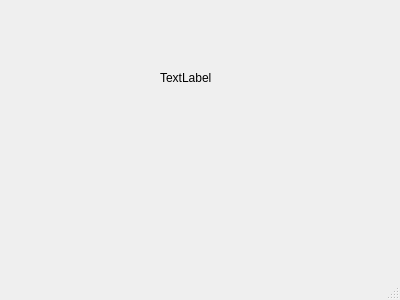
Old version of the form 3505_Final_Project/mainwindow.ui in the repository SkylerHektner/GoblinGurus.
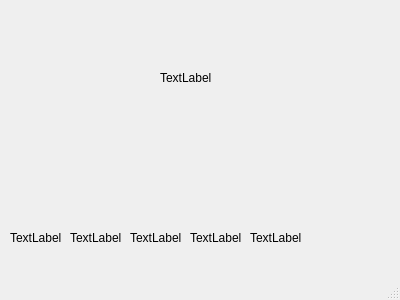
New version of the form.

Commit message:
Got a goblin rendering on scene
Also added some infastructure

```diff
--- a/3505_Final_Project/mainwindow.ui
+++ b/3505_Final_Project/mainwindow.ui
@@ -40,6 +40,71 @@
      <string>TextLabel</string>
     </property>
    </widget>
+   <widget class="QLabel" name="GoblinLabel1">
+    <property name="geometry">
+     <rect>
+      <x>10</x>
+      <y>230</y>
+      <width>55</width>
+      <height>16</height>
+     </rect>
+    </property>
+    <property name="text">
+     <string>TextLabel</string>
+    </property>
+   </widget>
+   <widget class="QLabel" name="GoblinLabel2">
+    <property name="geometry">
+     <rect>
+      <x>70</x>
+      <y>230</y>
+      <width>55</width>
+      <height>16</height>
+     </rect>
+    </property>
+    <property name="text">
+     <string>TextLabel</string>
+    </property>
+   </widget>
+   <widget class="QLabel" name="GoblinLabel3">
+    <property name="geometry">
+     <rect>
+      <x>130</x>
+      <y>230</y>
+      <width>55</width>
+      <height>16</height>
+     </rect>
+    </property>
+    <property name="text">
+     <string>TextLabel</string>
+    </property>
+   </widget>
+   <widget class="QLabel" name="GoblinLabel4">
+    <property name="geometry">
+     <rect>
+      <x>190</x>
+      <y>230</y>
+      <width>55</width>
+      <height>16</height>
+     </rect>
+    </property>
+    <property name="text">
+     <string>TextLabel</string>
+    </property>
+   </widget>
+   <widget class="QLabel" name="GoblinLabel5">
+    <property name="geometry">
+     <rect>
+      <x>250</x>
+      <y>230</y>
+      <width>55</width>
+      <height>16</height>
+     </rect>
+    </property>
+    <property name="text">
+     <string>TextLabel</string>
+    </property>
+   </widget>
   </widget>
   <widget class="QMenuBar" name="menuBar">
    <property name="geometry">
```
The commit also changes 19 other files.
